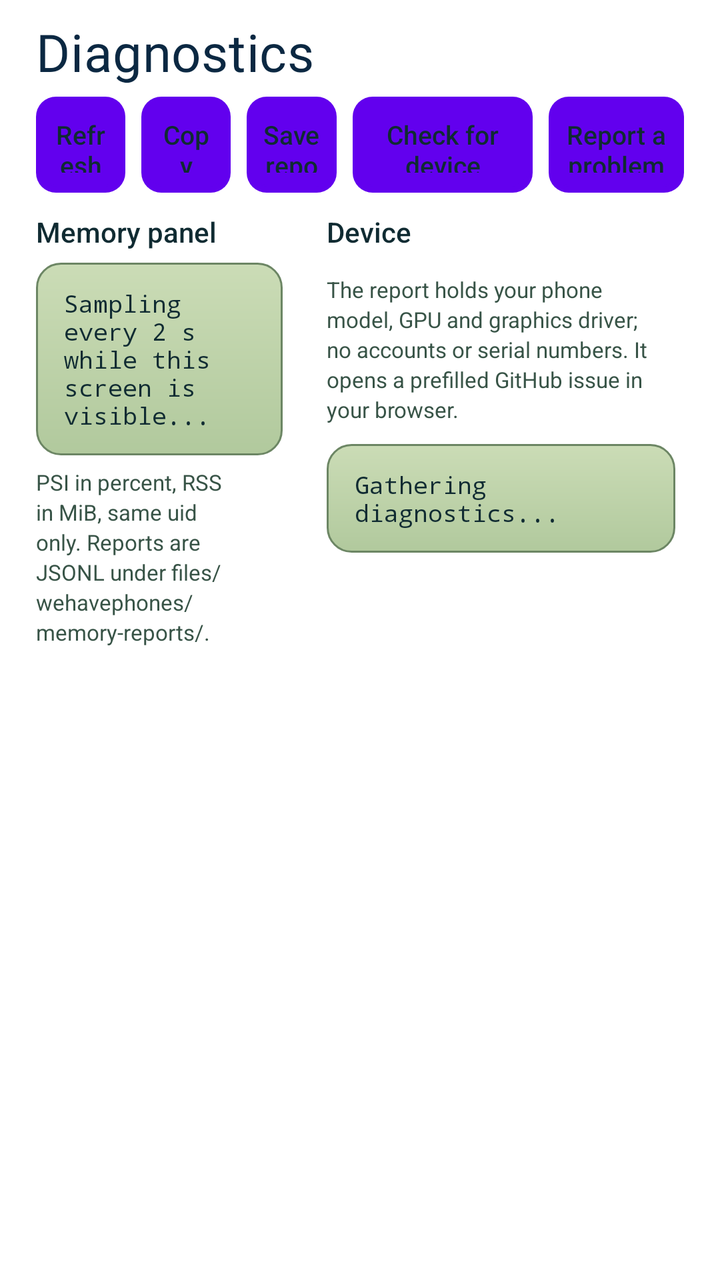
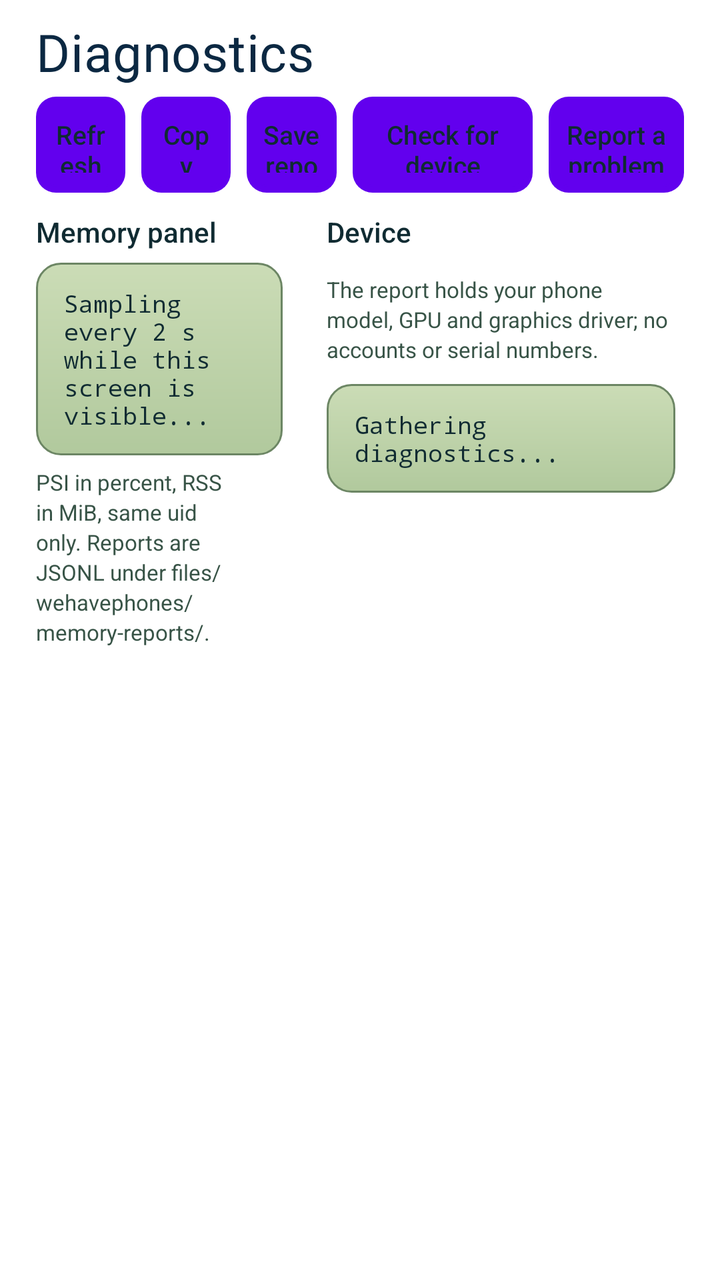

Two renders of the same Android screen: before a commit and after it. Below are the layout's source before the change and the commit's diff.
<!-- AndroidManifest.xml: fallback theme Theme.MaterialComponents.DayNight.NoActionBar -->
<!-- res/layout/fragment_wehavephones_diagnostics.xml -->
<?xml version="1.0" encoding="utf-8"?>
<LinearLayout
    xmlns:android="http://schemas.android.com/apk/res/android"
    style="@style/WeHavePhonesScreenPadding"
    android:layout_width="match_parent"
    android:layout_height="match_parent"
    android:orientation="vertical">
    <TextView
        style="@style/WeHavePhonesScreenTitle"
        android:text="@string/wehavephones_diagnostics" />
    <LinearLayout
        android:layout_width="match_parent"
        android:layout_height="wrap_content"
        android:baselineAligned="false"
        android:gravity="center_vertical"
        android:orientation="horizontal">
        <Button
            android:id="@+id/BTRefresh"
            style="@style/WeHavePhonesButtonSmall"
            android:layout_width="0dp"
            android:layout_marginTop="0dp"
            android:layout_weight="1"
            android:text="@string/wehavephones_diag_refresh" />
        <Button
            android:id="@+id/BTCopy"
            style="@style/WeHavePhonesButtonSmall"
            android:layout_width="0dp"
            android:layout_marginLeft="8dp"
            android:layout_marginTop="0dp"
            android:layout_weight="1"
            android:text="@string/wehavephones_diag_copy" />
        <Button
            android:id="@+id/BTSaveMemory"
            style="@style/WeHavePhonesButtonSmall"
            android:layout_width="0dp"
            android:layout_marginLeft="8dp"
            android:layout_marginTop="0dp"
            android:layout_weight="1"
            android:text="@string/wehavephones_diag_memory_save" />
        <Button
            android:id="@+id/BTDeviceUpdate"
            style="@style/WeHavePhonesButtonSmall"
            android:layout_width="0dp"
            android:layout_marginLeft="8dp"
            android:layout_marginTop="0dp"
            android:layout_weight="2"
            android:text="@string/wehavephones_diag_device_update" />
        <Button
            android:id="@+id/BTDeviceReport"
            style="@style/WeHavePhonesButtonSmall"
            android:layout_width="0dp"
            android:layout_marginLeft="8dp"
            android:layout_marginTop="0dp"
            android:layout_weight="1.5"
            android:text="@string/wehavephones_diag_device_report" />
    </LinearLayout>
    <LinearLayout
        android:layout_width="match_parent"
        android:layout_height="0dp"
        android:layout_marginTop="10dp"
        android:layout_weight="1"
        android:baselineAligned="false"
        android:orientation="horizontal">
        <ScrollView
            android:layout_width="0dp"
            android:layout_height="match_parent"
            android:layout_marginRight="9dp"
            android:layout_weight="1"
            android:scrollbars="vertical"
            android:scrollbarStyle="insideInset">
            <LinearLayout
                android:layout_width="match_parent"
                android:layout_height="wrap_content"
                android:orientation="vertical">
                <TextView
                    style="@style/WeHavePhonesSectionLabel"
                    android:layout_marginTop="0dp"
                    android:text="@string/wehavephones_diag_memory_title" />
                <TextView
                    android:id="@+id/TVMemoryPanel"
                    style="@style/WeHavePhonesPanel"
                    android:text="@string/wehavephones_diag_memory_sampling"
                    android:textColor="@color/wehavephones_text"
                    android:textSize="12sp"
                    android:typeface="monospace" />
                <TextView
                    style="@style/WeHavePhonesHint"
                    android:layout_marginTop="6dp"
                    android:text="@string/wehavephones_diag_memory_hint"
                    android:textSize="11sp" />
            </LinearLayout>
        </ScrollView>
        <ScrollView
            android:layout_width="0dp"
            android:layout_height="match_parent"
            android:layout_marginLeft="9dp"
            android:layout_weight="1.4"
            android:scrollbars="vertical"
            android:scrollbarStyle="insideInset">
            <LinearLayout
                android:layout_width="match_parent"
                android:layout_height="wrap_content"
                android:orientation="vertical">
                <TextView
                    style="@style/WeHavePhonesSectionLabel"
                    android:layout_marginTop="0dp"
                    android:text="@string/wehavephones_diag_device_title" />
                <TextView
                    style="@style/WeHavePhonesHint"
                    android:layout_marginTop="6dp"
                    android:text="@string/wehavephones_diag_device_hint"
                    android:textSize="11sp" />
                <LinearLayout
                    android:id="@+id/LLDriverSwitch"
                    android:layout_width="match_parent"
                    android:layout_height="wrap_content"
                    android:layout_marginTop="10dp"
                    android:minHeight="44dp"
                    android:background="@drawable/wehavephones_card_background"
                    android:padding="6dp"
                    android:clickable="true"
                    android:focusable="true"
                    android:gravity="center_vertical"
                    android:contentDescription="@string/wehavephones_diag_driver_title"
                    android:orientation="horizontal"
                    android:visibility="gone">
                    <LinearLayout
                        android:layout_width="0dp"
                        android:layout_height="wrap_content"
                        android:layout_weight="1"
                        android:layout_marginLeft="6dp"
                        android:orientation="vertical">
                        <TextView
                            android:id="@+id/TVDriverName"
                            android:layout_width="match_parent"
                            android:layout_height="wrap_content"
                            android:fontFamily="sans-serif-medium"
                            android:textColor="@color/wehavephones_text_title"
                            android:textSize="15sp"
                            android:maxLines="1"
                            android:ellipsize="end"
                            android:text="@string/wehavephones_diag_driver_automatic"
                            android:includeFontPadding="false" />
                        <TextView
                            android:id="@+id/TVDriverMeta"
                            android:layout_width="match_parent"
                            android:layout_height="wrap_content"
                            android:layout_marginTop="2dp"
                            android:textColor="@color/wehavephones_text_dim"
                            android:textSize="11sp"
                            android:maxLines="1"
                            android:ellipsize="end"
                            android:text="@string/wehavephones_diag_driver_title"
                            android:includeFontPadding="false" />
                    </LinearLayout>
                    <ImageView
                        android:layout_width="20dp"
                        android:layout_height="20dp"
                        android:layout_marginLeft="8dp"
                        android:src="@drawable/wehavephones_ic_caret_down"
                        android:tint="@color/wehavephones_text_title"
                        android:importantForAccessibility="no" />
                </LinearLayout>
                <TextView
                    android:id="@+id/TVDiagnostics"
                    style="@style/WeHavePhonesPanel"
                    android:layout_marginTop="10dp"
                    android:text="@string/wehavephones_diag_empty"
                    android:textColor="@color/wehavephones_text"
                    android:textIsSelectable="true"
                    android:textSize="12sp"
                    android:typeface="monospace" />
            </LinearLayout>
        </ScrollView>
    </LinearLayout>
</LinearLayout>
<!-- resources referenced by this layout -->
<resources>
  <color name="wehavephones_text">#102B32</color>
  <color name="wehavephones_text_dim">#385447</color>
  <color name="wehavephones_text_title">#0B2842</color>
  <!-- drawable wehavephones_card_background (drawable) -->
  <?xml version="1.0" encoding="utf-8"?>
  <shape
      xmlns:android="http://schemas.android.com/apk/res/android"
      android:shape="rectangle">
      <corners
          android:radius="12dp" />
      <gradient
          android:angle="270"
          android:startColor="#CBDCB6"
          android:endColor="#B1C99D" />
      <stroke
          android:width="1dp"
          android:color="#6C8664" />
  </shape>
  <!-- drawable wehavephones_ic_caret_down (drawable) -->
  <?xml version="1.0" encoding="utf-8"?>
  <vector xmlns:android="http://schemas.android.com/apk/res/android"
      android:width="13dp"
      android:height="13dp"
      android:viewportWidth="256"
      android:viewportHeight="256">
      <path android:fillColor="#FFFFFFFF" android:pathData="M212.24,100.24l-80,80a6,6,0,0,1-8.48,0l-80-80a6,6,0,0,1,8.48-8.48L128,167.51l75.76-75.75a6,6,0,0,1,8.48,8.48Z" />
  </vector>
  <string name="wehavephones_diag_copy">Copy</string>
  <string name="wehavephones_diag_device_hint">The report holds your phone model, GPU and graphics driver; no accounts or serial numbers. It opens a prefilled GitHub issue in your browser.</string>
  <string name="wehavephones_diag_device_report">Report a problem</string>
  <string name="wehavephones_diag_device_title">Device</string>
  <string name="wehavephones_diag_device_update">Check for device updates</string>
  <string name="wehavephones_diag_driver_automatic">Automatic</string>
  <string name="wehavephones_diag_driver_title">Graphics driver</string>
  <string name="wehavephones_diag_empty">Gathering diagnostics...</string>
  <string name="wehavephones_diag_memory_hint">PSI in percent, RSS in MiB, same uid only. Reports are JSONL under files/wehavephones/memory-reports/.</string>
  <string name="wehavephones_diag_memory_sampling">Sampling every 2 s while this screen is visible...</string>
  <string name="wehavephones_diag_memory_save">Save report</string>
  <string name="wehavephones_diag_memory_title">Memory panel</string>
  <string name="wehavephones_diag_refresh">Refresh</string>
  <string name="wehavephones_diagnostics">Diagnostics</string>
  <style name="WeHavePhonesHint">
          <item name="android:layout_width">match_parent</item>
          <item name="android:layout_height">wrap_content</item>
          <item name="android:textColor">@color/wehavephones_text_dim</item>
          <item name="android:textSize">12sp</item>
          <item name="android:lineSpacingExtra">2dp</item>
      </style>
  <style name="WeHavePhonesScreenPadding">
          <item name="android:paddingLeft">18dp</item>
          <item name="android:paddingRight">18dp</item>
          <item name="android:paddingTop">12dp</item>
          <item name="android:paddingBottom">14dp</item>
      </style>
  <style name="WeHavePhonesScreenTitle" parent="WeHavePhonesHeader">
          <item name="android:gravity">start</item>
          <item name="android:textSize">26sp</item>
          <item name="android:layout_marginBottom">6dp</item>
          <item name="android:letterSpacing">0.01</item>
      </style>
  <style name="WeHavePhonesHeader">
          <item name="android:layout_width">match_parent</item>
          <item name="android:layout_height">wrap_content</item>
          <item name="android:fontFamily">@font/wehavephones_lcd</item>
          <item name="android:textColor">@color/wehavephones_text_title</item>
          <item name="android:textSize">28sp</item>
          <item name="android:includeFontPadding">false</item>
      </style>
  <!-- unchanged entries left out for length: 7 -->
</resources>

<!-- the commit's change to res/layout/fragment_wehavephones_diagnostics.xml (unified diff, before → after) -->
@@ -101,6 +101,68 @@
                 android:layout_width="match_parent"
                 android:layout_height="wrap_content"
                 android:orientation="vertical">
+                <LinearLayout
+                    android:id="@+id/LLDriverSection"
+                    android:layout_width="match_parent"
+                    android:layout_height="wrap_content"
+                    android:layout_marginBottom="14dp"
+                    android:orientation="vertical"
+                    android:visibility="gone">
+                    <TextView
+                        style="@style/WeHavePhonesSectionLabel"
+                        android:layout_marginTop="0dp"
+                        android:text="@string/wehavephones_diag_driver_title" />
+                    <LinearLayout
+                        android:id="@+id/LLDriverSwitch"
+                        android:layout_width="match_parent"
+                        android:layout_height="wrap_content"
+                        android:layout_marginTop="6dp"
+                        android:minHeight="44dp"
+                        android:background="@drawable/wehavephones_card_background"
+                        android:padding="6dp"
+                        android:clickable="true"
+                        android:focusable="true"
+                        android:gravity="center_vertical"
+                        android:contentDescription="@string/wehavephones_diag_driver_title"
+                        android:orientation="horizontal">
+                        <LinearLayout
+                            android:layout_width="0dp"
+                            android:layout_height="wrap_content"
+                            android:layout_weight="1"
+                            android:layout_marginLeft="6dp"
+                            android:orientation="vertical">
+                            <TextView
+                                android:id="@+id/TVDriverName"
+                                android:layout_width="match_parent"
+                                android:layout_height="wrap_content"
+                                android:fontFamily="sans-serif-medium"
+                                android:textColor="@color/wehavephones_text_title"
+                                android:textSize="15sp"
+                                android:maxLines="1"
+                                android:ellipsize="end"
+                                android:text="@string/wehavephones_diag_driver_automatic"
+                                android:includeFontPadding="false" />
+                            <TextView
+                                android:id="@+id/TVDriverMeta"
+                                android:layout_width="match_parent"
+                                android:layout_height="wrap_content"
+                                android:layout_marginTop="2dp"
+                                android:textColor="@color/wehavephones_text_dim"
+                                android:textSize="11sp"
+                                android:maxLines="1"
+                                android:ellipsize="end"
+                                android:text="@string/wehavephones_diag_driver_title"
+                                android:includeFontPadding="false" />
+                        </LinearLayout>
+                        <ImageView
+                            android:layout_width="20dp"
+                            android:layout_height="20dp"
+                            android:layout_marginLeft="8dp"
+                            android:src="@drawable/wehavephones_ic_caret_down"
+                            android:tint="@color/wehavephones_text_title"
+                            android:importantForAccessibility="no" />
+                    </LinearLayout>
+                </LinearLayout>
                 <TextView
                     style="@style/WeHavePhonesSectionLabel"
                     android:layout_marginTop="0dp"
@@ -110,57 +172,6 @@
                     android:layout_marginTop="6dp"
                     android:text="@string/wehavephones_diag_device_hint"
                     android:textSize="11sp" />
-                <LinearLayout
-                    android:id="@+id/LLDriverSwitch"
-                    android:layout_width="match_parent"
-                    android:layout_height="wrap_content"
-                    android:layout_marginTop="10dp"
-                    android:minHeight="44dp"
-                    android:background="@drawable/wehavephones_card_background"
-                    android:padding="6dp"
-                    android:clickable="true"
-                    android:focusable="true"
-                    android:gravity="center_vertical"
-                    android:contentDescription="@string/wehavephones_diag_driver_title"
-                    android:orientation="horizontal"
-                    android:visibility="gone">
-                    <LinearLayout
-                        android:layout_width="0dp"
-                        android:layout_height="wrap_content"
-                        android:layout_weight="1"
-                        android:layout_marginLeft="6dp"
-                        android:orientation="vertical">
-                        <TextView
-                            android:id="@+id/TVDriverName"
-                            android:layout_width="match_parent"
-                            android:layout_height="wrap_content"
-                            android:fontFamily="sans-serif-medium"
-                            android:textColor="@color/wehavephones_text_title"
-                            android:textSize="15sp"
-                            android:maxLines="1"
-                            android:ellipsize="end"
-                            android:text="@string/wehavephones_diag_driver_automatic"
-                            android:includeFontPadding="false" />
-                        <TextView
-                            android:id="@+id/TVDriverMeta"
-                            android:layout_width="match_parent"
-                            android:layout_height="wrap_content"
-                            android:layout_marginTop="2dp"
-                            android:textColor="@color/wehavephones_text_dim"
-                            android:textSize="11sp"
-                            android:maxLines="1"
-                            android:ellipsize="end"
-                            android:text="@string/wehavephones_diag_driver_title"
-                            android:includeFontPadding="false" />
-                    </LinearLayout>
-                    <ImageView
-                        android:layout_width="20dp"
-                        android:layout_height="20dp"
-                        android:layout_marginLeft="8dp"
-                        android:src="@drawable/wehavephones_ic_caret_down"
-                        android:tint="@color/wehavephones_text_title"
-                        android:importantForAccessibility="no" />
-                </LinearLayout>
                 <TextView
                     android:id="@+id/TVDiagnostics"
                     style="@style/WeHavePhonesPanel"
<!-- resource entries referenced after the edit -->
@@ -28,7 +28,7 @@
       <path android:fillColor="#FFFFFFFF" android:pathData="M212.24,100.24l-80,80a6,6,0,0,1-8.48,0l-80-80a6,6,0,0,1,8.48-8.48L128,167.51l75.76-75.75a6,6,0,0,1,8.48,8.48Z" />
   </vector>
   <string name="wehavephones_diag_copy">Copy</string>
-  <string name="wehavephones_diag_device_hint">The report holds your phone model, GPU and graphics driver; no accounts or serial numbers. It opens a prefilled GitHub issue in your browser.</string>
+  <string name="wehavephones_diag_device_hint">The report holds your phone model, GPU and graphics driver; no accounts or serial numbers.</string>
   <string name="wehavephones_diag_device_report">Report a problem</string>
   <string name="wehavephones_diag_device_title">Device</string>
   <string name="wehavephones_diag_device_update">Check for device updates</string>
